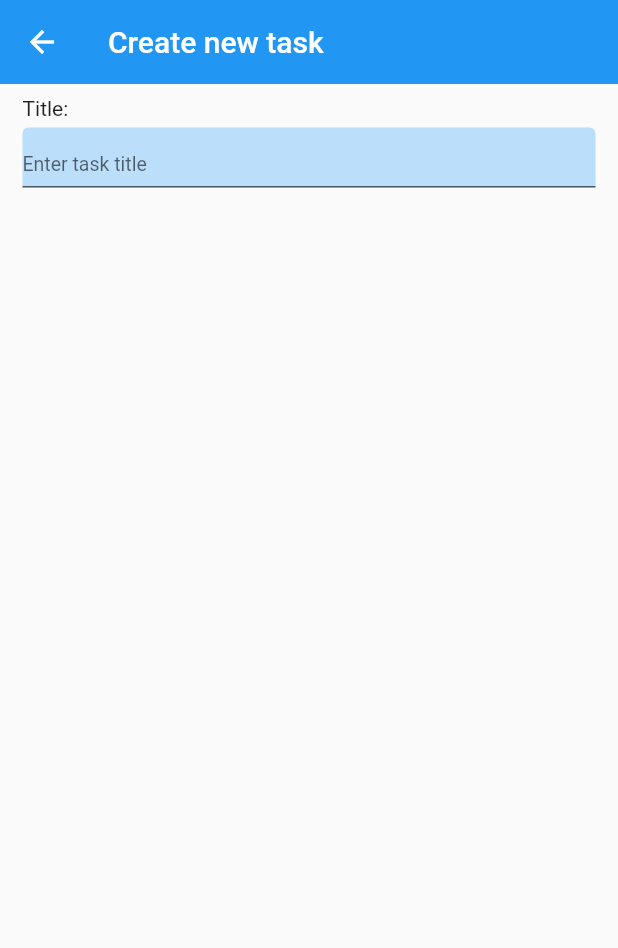
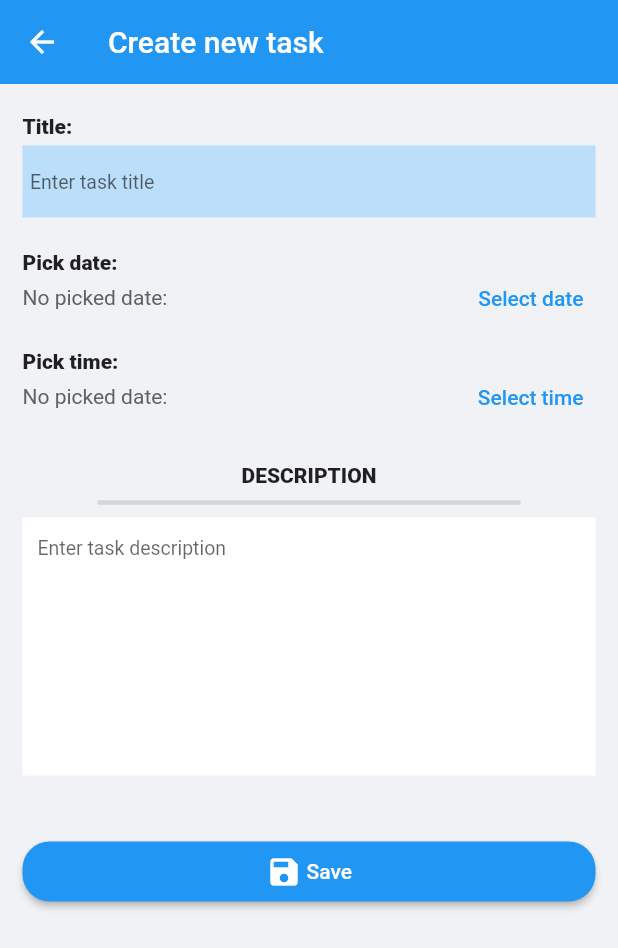
Before and after one commit to AbrantepaSark/task_manager, a Flutter app: the CreateTask screen opened by its route, on a phone screen of 412 x 824 dp. Shown: the top 948 px of the screen. Run offline on Flutter 3.47's test engine with Material 2 defaults, Android fonts, the phone set to English and light mode, and no system bars.

Commit message:
updates create task  form

```diff
--- a/lib/Screens/create_task.dart
+++ b/lib/Screens/create_task.dart
@@ -1,22 +1,66 @@
 import 'package:flutter/material.dart';
+import 'package:intl/intl.dart';
 
-class CreateTask extends StatelessWidget {
+import '../Widgets/widgets.dart';
+
+class CreateTask extends StatefulWidget {
   static const routeName = '/createTask';
-  CreateTask({Key? key}) : super(key: key);
+  const CreateTask({Key? key}) : super(key: key);
+
+  @override
+  State<CreateTask> createState() => _CreateTaskState();
+}
+
+class _CreateTaskState extends State<CreateTask> {
   final GlobalKey<FormState> _formkey = GlobalKey();
+
   // final _titleController = TextEditingController();
-  //bool _isLoading = false;
+  String title = '';
+  String description = '';
+  DateTime? pickedDate;
+  String? pickedTime;
+  // final Map<String, String> _taskData = {
+  //   'title': '',
+  //   'date': '',
+  //   'time': '',
+  //   'description': '',
+  // };
 
-  final Map<String, String> _authData = {
-    'title': '',
-    'date': '',
-    'time': '',
-    'description': '',
-  };
+  void datePicker() {
+    showDatePicker(
+      context: context,
+      initialDate: DateTime.now(),
+      firstDate: DateTime.now(),
+      lastDate: DateTime(2030),
+    ).then((date) {
+      if (date == null) {
+        return;
+      }
+      setState(() {
+        pickedDate = date;
+      });
+    });
+  }
+
+  void timePicker() {
+    showTimePicker(
+      context: context,
+      initialTime: TimeOfDay.now(),
+    ).then((time) {
+      if (time == null) {
+        return;
+      }
+
+      setState(() {
+        pickedTime = time.format(context);
+      });
+    });
+  }
 
   @override
   Widget build(BuildContext context) {
     return Scaffold(
+      backgroundColor: const Color(0xFFF0F2F5),
       appBar: AppBar(
         elevation: 0,
         title: const Text('Create new task'),
@@ -25,23 +69,29 @@ class CreateTask extends StatelessWidget {
           icon: const Icon(Icons.arrow_back),
         ),
       ),
-      body: Padding(
-        padding: const EdgeInsets.symmetric(horizontal: 15.0, vertical: 8),
+      body: SingleChildScrollView(
+        padding: const EdgeInsets.symmetric(horizontal: 15.0, vertical: 20),
         child: Form(
           key: _formkey,
           child: Column(
             crossAxisAlignment: CrossAxisAlignment.start,
             children: [
-              const Text('Title:'),
+              const Text(
+                'Title:',
+                style: TextStyle(
+                  fontWeight: FontWeight.w800,
+                ),
+              ),
               const SizedBox(height: 5),
               SizedBox(
-                height: 40,
+                height: 50,
                 child: TextFormField(
                   cursorColor: Colors.black45,
                   decoration: InputDecoration(
-                    contentPadding: const EdgeInsets.symmetric(vertical: 0),
+                    contentPadding: const EdgeInsets.only(left: 5),
                     hintText: 'Enter task title',
                     hintStyle: const TextStyle(fontSize: 13),
+                    border: InputBorder.none,
                     filled: true,
                     fillColor: Colors.blue.shade100,
                   ),
@@ -52,10 +102,94 @@ class CreateTask extends StatelessWidget {
                     return null;
                   },
                   onSaved: (value) {
-                    _authData['tile'] = value.toString();
+                    title = value.toString();
                   },
                 ),
               ),
+              const SizedBox(height: 20),
+              const Text(
+                'Pick date:',
+                style: TextStyle(fontWeight: FontWeight.w800),
+              ),
+              SizedBox(
+                height: 30,
+                child: Row(
+                  mainAxisAlignment: MainAxisAlignment.spaceBetween,
+                  children: [
+                    Text(
+                      pickedDate == null
+                          ? 'No picked date:'
+                          : DateFormat.yMMMEd().format(pickedDate!),
+                      style: TextStyle(color: Colors.grey.shade700),
+                    ),
+                    TextButton(
+                        onPressed: datePicker,
+                        child: const Text('Select date')),
+                  ],
+                ),
+              ),
+              const SizedBox(height: 20),
+              const Text(
+                'Pick time:',
+                style: TextStyle(fontWeight: FontWeight.w800),
+              ),
+              SizedBox(
+                height: 30,
+                child: Row(
+                  mainAxisAlignment: MainAxisAlignment.spaceBetween,
+                  children: [
+                    Text(
+                      pickedTime == null ? 'No picked date:' : pickedTime!,
+                      style: TextStyle(color: Colors.grey.shade700),
+                    ),
+                    TextButton(
+                        onPressed: timePicker,
+                        child: const Text('Select time')),
+                  ],
+                ),
+              ),
+              const SizedBox(height: 30),
+              const Align(
+                alignment: Alignment.center,
+                child: Text(
+                  'DESCRIPTION',
+                  style: TextStyle(fontWeight: FontWeight.w800),
+                ),
+              ),
+              const SizedBox(
+                height: 20,
+                child: Divider(
+                  thickness: 3,
+                  indent: 50,
+                  endIndent: 50,
+                ),
+              ),
+              Container(
+                margin: const EdgeInsets.only(bottom: 40),
+                color: Colors.white,
+                child: TextFormField(
+                  cursorColor: Colors.black45,
+                  maxLines: 8,
+                  textInputAction: TextInputAction.done,
+                  decoration: const InputDecoration(
+                    contentPadding:
+                        EdgeInsets.symmetric(horizontal: 10, vertical: 10),
+                    hintText: 'Enter task description',
+                    hintStyle: TextStyle(fontSize: 13),
+                    border: InputBorder.none,
+                  ),
+                  validator: (value) {
+                    if (value == null) {
+                      return 'Provide task description';
+                    }
+                    return null;
+                  },
+                  onSaved: (value) {
+                    description = value.toString();
+                  },
+                ),
+              ),
+              CustomButton(Icons.save, 'Save', () {}),
             ],
           ),
         ),
```
